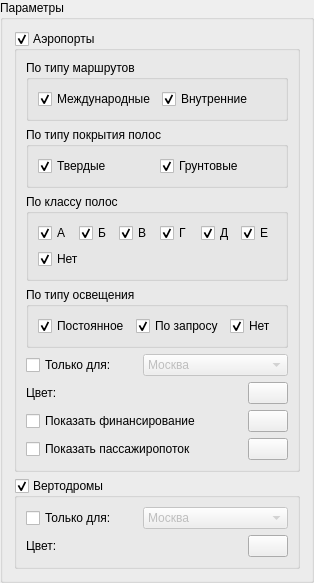
Before: the Qt Designer form src/control_panel.ui in PFedorovMsk/AirportMap, drawn with Qt 5.
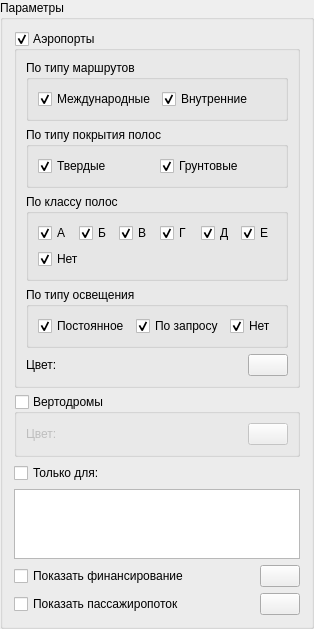
After: the same form once the commit is applied. Custom widgets are drawn as their Qt base class.

Commit message: Добавил класс CustomCheckBox для дерева с регионами и возможностью выбора. (!) StateParameters ещё не изменил

The edit to the form file:
```diff
--- a/src/control_panel.ui
+++ b/src/control_panel.ui
@@ -6,8 +6,8 @@
    <rect>
     <x>0</x>
     <y>0</y>
-    <width>285</width>
-    <height>528</height>
+    <width>278</width>
+    <height>582</height>
    </rect>
   </property>
   <property name="sizePolicy">
@@ -245,34 +245,6 @@
         </layout>
        </widget>
       </item>
-      <item>
-       <layout class="QHBoxLayout" name="horizontalLayout">
-        <item>
-         <widget class="QCheckBox" name="cbAirportsOnlyFor">
-          <property name="text">
-           <string>Только для:</string>
-          </property>
-         </widget>
-        </item>
-        <item>
-         <widget class="QComboBox" name="comboAirportsRegion">
-          <property name="enabled">
-           <bool>false</bool>
-          </property>
-          <item>
-           <property name="text">
-            <string>Москва</string>
-           </property>
-          </item>
-          <item>
-           <property name="text">
-            <string>Московская область</string>
-           </property>
-          </item>
-         </widget>
-        </item>
-       </layout>
-      </item>
       <item>
        <layout class="QHBoxLayout" name="horizontalLayout_16">
         <item>
@@ -310,86 +282,6 @@
         </item>
        </layout>
       </item>
-      <item>
-       <layout class="QHBoxLayout" name="horizontalLayout_18">
-        <item>
-         <widget class="QCheckBox" name="cbAirportsFinancing">
-          <property name="text">
-           <string>Показать финансирование</string>
-          </property>
-          <property name="checked">
-           <bool>false</bool>
-          </property>
-         </widget>
-        </item>
-        <item>
-         <spacer name="horizontalSpacer_2">
-          <property name="orientation">
-           <enum>Qt::Horizontal</enum>
-          </property>
-          <property name="sizeHint" stdset="0">
-           <size>
-            <width>40</width>
-            <height>20</height>
-           </size>
-          </property>
-         </spacer>
-        </item>
-        <item>
-         <widget class="ColorSelectButton" name="btnAirportsFinancingColor">
-          <property name="sizePolicy">
-           <sizepolicy hsizetype="Preferred" vsizetype="Preferred">
-            <horstretch>0</horstretch>
-            <verstretch>0</verstretch>
-           </sizepolicy>
-          </property>
-          <property name="text">
-           <string/>
-          </property>
-         </widget>
-        </item>
-       </layout>
-      </item>
-      <item>
-       <layout class="QHBoxLayout" name="horizontalLayout_17">
-        <item>
-         <widget class="QCheckBox" name="cbAirportsTraffic">
-          <property name="text">
-           <string>Показать пассажиропоток</string>
-          </property>
-          <property name="checked">
-           <bool>false</bool>
-          </property>
-         </widget>
-        </item>
-        <item>
-         <spacer name="horizontalSpacer_3">
-          <property name="orientation">
-           <enum>Qt::Horizontal</enum>
-          </property>
-          <property name="sizeHint" stdset="0">
-           <size>
-            <width>40</width>
-            <height>20</height>
-           </size>
-          </property>
-         </spacer>
-        </item>
-        <item>
-         <widget class="ColorSelectButton" name="btnAirportsTrafficColor">
-          <property name="sizePolicy">
-           <sizepolicy hsizetype="Preferred" vsizetype="Preferred">
-            <horstretch>0</horstretch>
-            <verstretch>0</verstretch>
-           </sizepolicy>
-          </property>
-          <property name="text">
-           <string/>
-          </property>
-         </widget>
-        </item>
-       </layout>
-      </item>
      </layout>
     </widget>
    </item>
@@ -407,34 +299,12 @@
      <property name="checkable">
       <bool>true</bool>
      </property>
+     <property name="checked">
+      <bool>false</bool>
+     </property>
      <layout class="QVBoxLayout" name="verticalLayout_3">
       <item>
-       <layout class="QHBoxLayout" name="horizontalLayout_20">
-        <item>
-         <widget class="QCheckBox" name="cbHeliportsOnlyFor">
-          <property name="text">
-           <string>Только для:</string>
-          </property>
-         </widget>
-        </item>
-        <item>
-         <widget class="QComboBox" name="comboHeliportsRegion">
-          <property name="enabled">
-           <bool>false</bool>
-          </property>
-          <item>
-           <property name="text">
-            <string>Москва</string>
-           </property>
-          </item>
-          <item>
-           <property name="text">
-            <string>Московская область</string>
-           </property>
-          </item>
-         </widget>
-        </item>
-       </layout>
+       <layout class="QHBoxLayout" name="horizontalLayout_20"/>
       </item>
       <item>
        <layout class="QHBoxLayout" name="horizontalLayout_21">
@@ -476,6 +346,121 @@
      </layout>
     </widget>
    </item>
+   <item>
+    <layout class="QVBoxLayout" name="verticalLayout_5">
+     <item>
+      <widget class="QCheckBox" name="cbAirportsOnlyFor">
+       <property name="text">
+        <string>Только для:</string>
+       </property>
+      </widget>
+     </item>
+     <item>
+      <widget class="QTreeWidget" name="treeRegions">
+       <property name="enabled">
+        <bool>true</bool>
+       </property>
+       <property name="sizePolicy">
+        <sizepolicy hsizetype="Preferred" vsizetype="Preferred">
+         <horstretch>0</horstretch>
+         <verstretch>0</verstretch>
+        </sizepolicy>
+       </property>
+       <property name="horizontalScrollBarPolicy">
+        <enum>Qt::ScrollBarAsNeeded</enum>
+       </property>
+       <attribute name="headerVisible">
+        <bool>false</bool>
+       </attribute>
+       <column>
+        <property name="text">
+         <string notr="true">1</string>
+        </property>
+       </column>
+      </widget>
+     </item>
+    </layout>
+   </item>
+   <item>
+    <layout class="QHBoxLayout" name="horizontalLayout_18">
+     <item>
+      <widget class="QCheckBox" name="cbAirportsFinancing">
+       <property name="text">
+        <string>Показать финансирование</string>
+       </property>
+       <property name="checked">
+        <bool>false</bool>
+       </property>
+      </widget>
+     </item>
+     <item>
+      <spacer name="horizontalSpacer_2">
+       <property name="orientation">
+        <enum>Qt::Horizontal</enum>
+       </property>
+       <property name="sizeHint" stdset="0">
+        <size>
+         <width>40</width>
+         <height>20</height>
+        </size>
+       </property>
+      </spacer>
+     </item>
+     <item>
+      <widget class="ColorSelectButton" name="btnAirportsFinancingColor">
+       <property name="sizePolicy">
+        <sizepolicy hsizetype="Preferred" vsizetype="Preferred">
+         <horstretch>0</horstretch>
+         <verstretch>0</verstretch>
+        </sizepolicy>
+       </property>
+       <property name="text">
+        <string/>
+       </property>
+      </widget>
+     </item>
+    </layout>
+   </item>
+   <item>
+    <layout class="QHBoxLayout" name="horizontalLayout_17">
+     <item>
+      <widget class="QCheckBox" name="cbAirportsTraffic">
+       <property name="text">
+        <string>Показать пассажиропоток</string>
+       </property>
+       <property name="checked">
+        <bool>false</bool>
+       </property>
+      </widget>
+     </item>
+     <item>
+      <spacer name="horizontalSpacer_3">
+       <property name="orientation">
+        <enum>Qt::Horizontal</enum>
+       </property>
+       <property name="sizeHint" stdset="0">
+        <size>
+         <width>40</width>
+         <height>20</height>
+        </size>
+       </property>
+      </spacer>
+     </item>
+     <item>
+      <widget class="ColorSelectButton" name="btnAirportsTrafficColor">
+       <property name="sizePolicy">
+        <sizepolicy hsizetype="Preferred" vsizetype="Preferred">
+         <horstretch>0</horstretch>
+         <verstretch>0</verstretch>
+        </sizepolicy>
+       </property>
+       <property name="text">
+        <string/>
+       </property>
+      </widget>
+     </item>
+    </layout>
+   </item>
    <item>
     <spacer name="verticalSpacer">
      <property name="orientation">
```
The commit also changes 7 other files.
